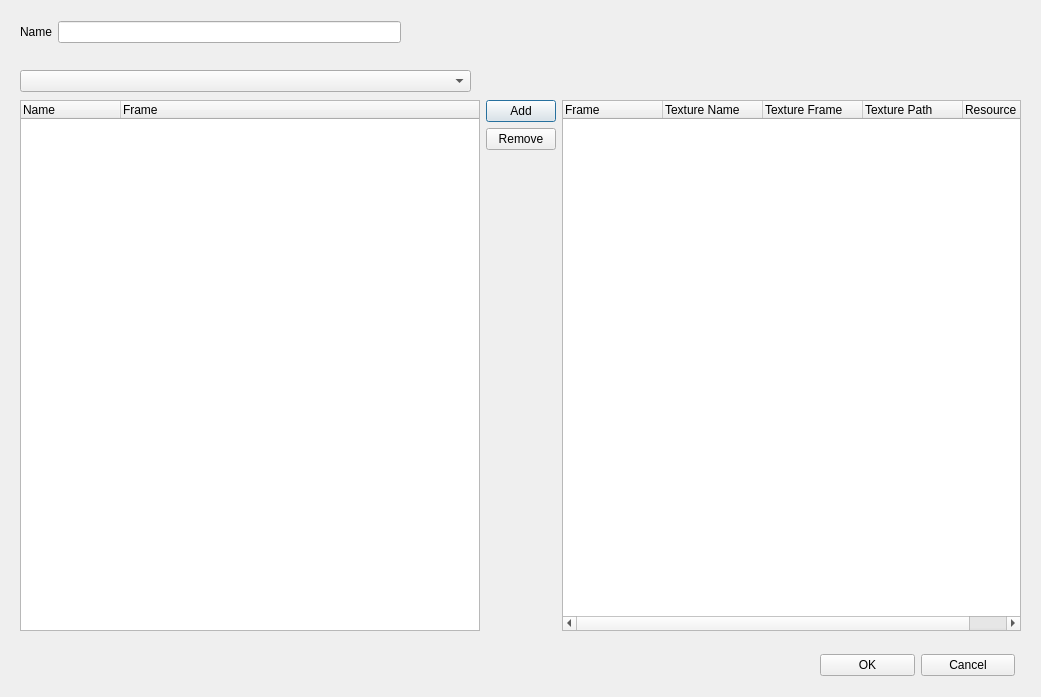
Before: the Qt Designer form brickleedit/src/gui/animationframeeditor/animationframeeditor.ui in paarm/bricklebrit, drawn with Qt 5.
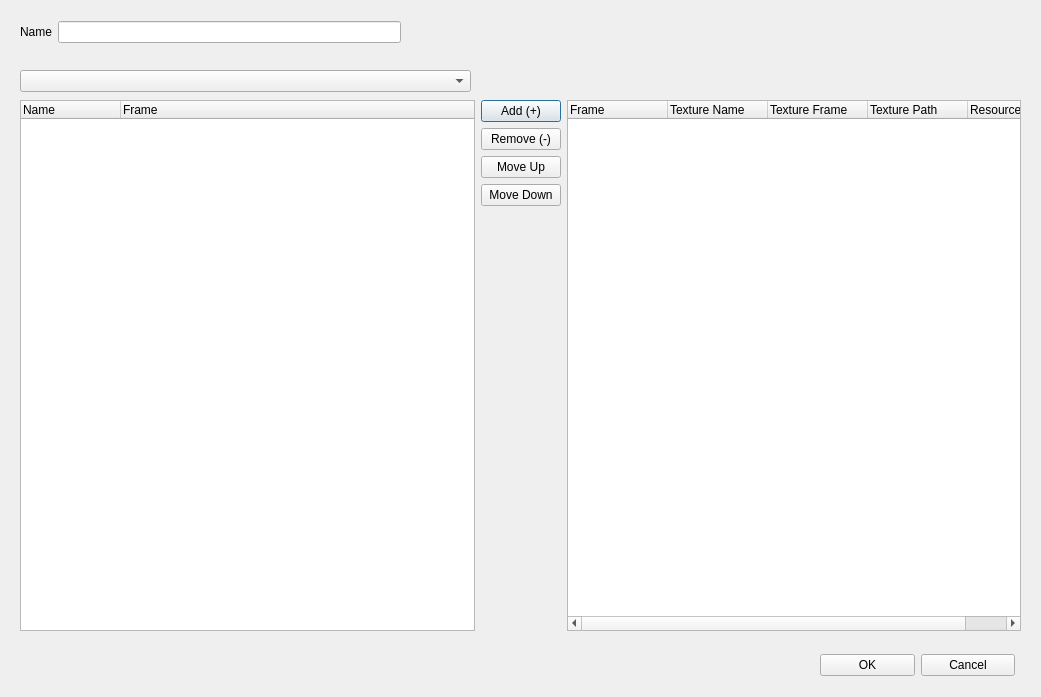
After: the same form once the commit is applied.

What changed in the file:
```diff
--- a/brickleedit/src/gui/animationframeeditor/animationframeeditor.ui
+++ b/brickleedit/src/gui/animationframeeditor/animationframeeditor.ui
@@ -72,12 +72,12 @@
        <widget class="QPushButton" name="addFrame">
         <property name="maximumSize">
          <size>
-          <width>70</width>
+          <width>100</width>
           <height>16777215</height>
          </size>
         </property>
         <property name="text">
-         <string>Add</string>
+         <string>Add (+)</string>
         </property>
        </widget>
       </item>
@@ -85,12 +85,38 @@
        <widget class="QPushButton" name="removeFrame">
         <property name="maximumSize">
          <size>
-          <width>70</width>
+          <width>100</width>
           <height>16777215</height>
          </size>
         </property>
         <property name="text">
-         <string>Remove</string>
+         <string>Remove (-)</string>
+        </property>
+       </widget>
+      </item>
+      <item>
+       <widget class="QPushButton" name="moveUp">
+        <property name="maximumSize">
+         <size>
+          <width>100</width>
+          <height>16777215</height>
+         </size>
+        </property>
+        <property name="text">
+         <string>Move Up</string>
+        </property>
+       </widget>
+      </item>
+      <item>
+       <widget class="QPushButton" name="moveDown">
+        <property name="maximumSize">
+         <size>
+          <width>100</width>
+          <height>16777215</height>
+         </size>
+        </property>
+        <property name="text">
+         <string>Move Down</string>
         </property>
        </widget>
       </item>
@@ -159,7 +185,7 @@
     </rect>
    </property>
   </widget>
-  <widget class="QWidget" name="">
+  <widget class="QWidget" name="layoutWidget">
    <property name="geometry">
     <rect>
      <x>820</x>
```
